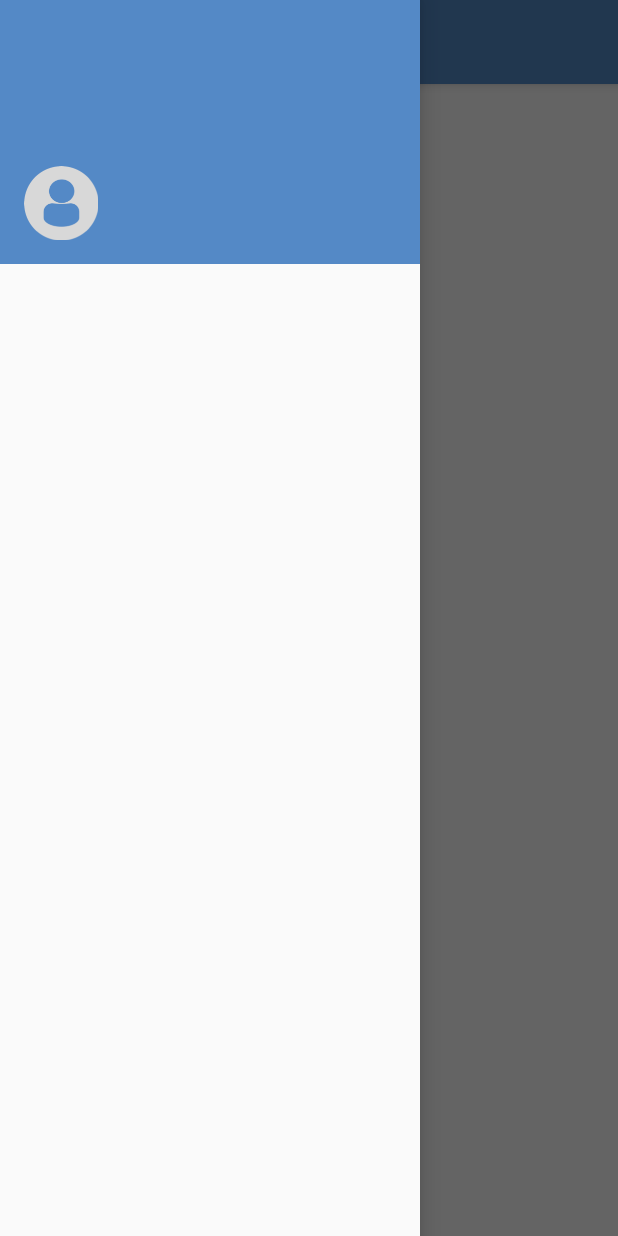
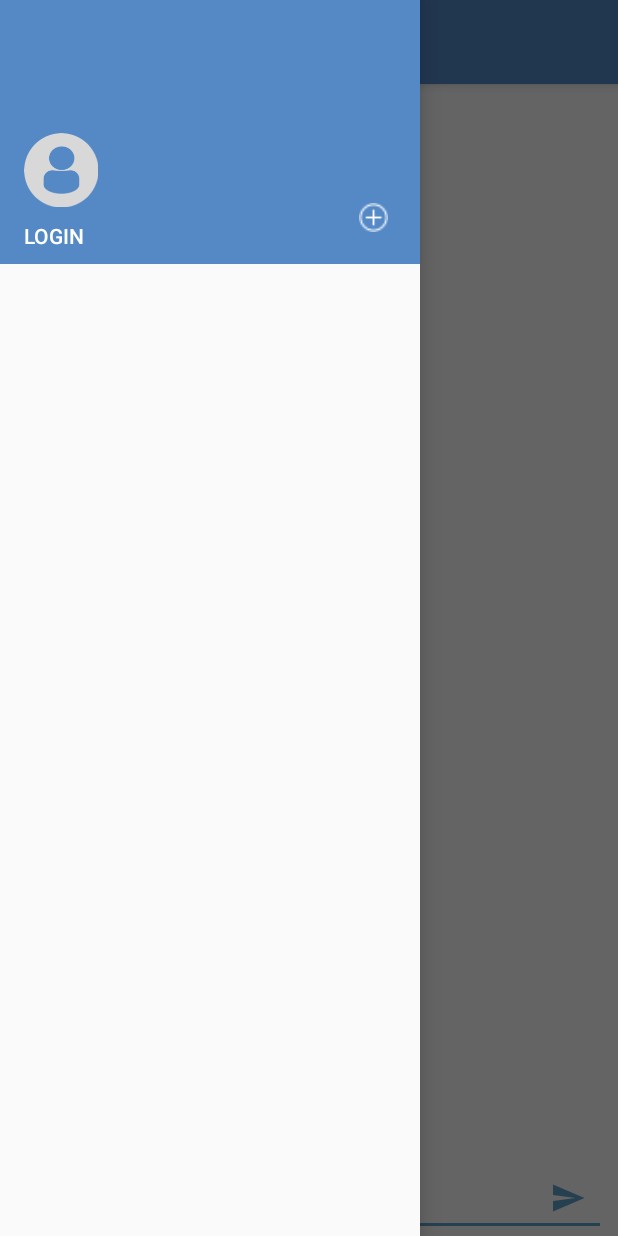
Before and after one commit to labelz/Smack, an Android app: the screen it shows after launch (MainActivity), with the side drawer open, on a phone screen of 412 x 824 dp. Run offline under Robolectric (Android 15) with nearby library versions, the phone set to English and light mode, and no system bars.

Commit message:
lesson 2

```diff
--- a/app/src/main/java/th/co/bluesharp/smack/MainActivity.kt
+++ b/app/src/main/java/th/co/bluesharp/smack/MainActivity.kt
@@ -8,6 +8,7 @@ import android.support.v7.app.ActionBarDrawerToggle
 import android.support.v7.app.AppCompatActivity
 import android.view.Menu
 import android.view.MenuItem
+import android.view.View
 import kotlinx.android.synthetic.main.activity_main.*
 import kotlinx.android.synthetic.main.app_bar_main.*
 
@@ -36,5 +37,16 @@ class MainActivity : AppCompatActivity() {
         }
     }
 
+    fun loginBtnNavClicked(view: View){
+
+    }
+
+    fun addBtnNavClicked(view:View){
+
+    }
+
+    fun sendMsgBtnClicked(view:View){
+
+    }
 
 }
--- a/app/src/main/res/layout/content_main.xml
+++ b/app/src/main/res/layout/content_main.xml
@@ -10,12 +10,33 @@
         tools:context=".MainActivity">
 
     <TextView
-            android:layout_width="wrap_content"
+            android:layout_width="0dp"
             android:layout_height="wrap_content"
-            android:text="Hello World!"
-            app:layout_constraintBottom_toBottomOf="parent"
             app:layout_constraintLeft_toLeftOf="parent"
             app:layout_constraintRight_toRightOf="parent"
-            app:layout_constraintTop_toTopOf="parent"/>
+            app:layout_constraintTop_toTopOf="parent" android:textAlignment="center" tools:text="Please login"
+            android:id="@+id/mainChannelName"/>
+    <EditText
+            android:layout_width="0dp"
+            android:layout_height="wrap_content"
+            android:inputType="textMultiLine"
+            android:ems="10"
+            app:layout_constraintStart_toStartOf="parent" android:layout_marginStart="16dp"
+            app:layout_constraintBottom_toBottomOf="parent"
+            android:id="@+id/msgTextField" app:layout_constraintEnd_toEndOf="parent" android:layout_marginEnd="8dp"
+            android:hint="message:"/>
+    <ImageButton
+            android:layout_width="35dp"
+            android:layout_height="35dp" app:srcCompat="@drawable/ic_menu_send"
+            android:layout_marginEnd="16dp"
+            app:layout_constraintEnd_toEndOf="parent" android:id="@+id/sendMsgBtn" android:tint="@color/colorAccent"
+            app:layout_constraintBottom_toBottomOf="parent" android:layout_marginBottom="8dp"
+            android:background="@android:color/transparent" android:onClick="sendMsgBtnClicked"/>
+    <android.support.v7.widget.RecyclerView
+            android:layout_width="0dp"
+            android:layout_height="0dp" android:layout_marginTop="8dp"
+            app:layout_constraintTop_toBottomOf="@+id/mainChannelName"
+            app:layout_constraintBottom_toTopOf="@+id/msgTextField" app:layout_constraintStart_toStartOf="parent"
+            app:layout_constraintEnd_toEndOf="parent" android:id="@+id/msgListView"/>
 
 </android.support.constraint.ConstraintLayout>
--- a/app/src/main/res/layout/nav_header_main.xml
+++ b/app/src/main/res/layout/nav_header_main.xml
@@ -14,27 +14,45 @@
             android:paddingTop="@dimen/nav_header_vertical_spacing"
             app:srcCompat="@drawable/profiledefault"
             android:contentDescription="@string/nav_header_desc"
-            android:id="@+id/imageView"
+            android:id="@+id/userImageNavHeader"
             app:layout_constraintStart_toStartOf="parent"
-            android:layout_marginStart="16dp" app:layout_constraintBottom_toBottomOf="parent"
-            android:layout_marginBottom="16dp"/>
+            android:layout_marginStart="16dp"
+            android:layout_marginBottom="8dp" app:layout_constraintBottom_toTopOf="@+id/loginBtnNavHeader"/>
 
     <TextView
             android:layout_width="wrap_content"
             android:layout_height="wrap_content"
             android:paddingTop="@dimen/nav_header_vertical_spacing"
             android:textAppearance="@style/TextAppearance.AppCompat.Body1"
-            android:id="@+id/textView2"
-            tools:text="Achira" app:layout_constraintStart_toEndOf="@+id/imageView"
-            android:layout_marginStart="8dp" app:layout_constraintTop_toTopOf="@+id/imageView"
+            android:id="@+id/userNameNavHeader"
+            tools:text="Achira" app:layout_constraintStart_toEndOf="@+id/userImageNavHeader"
+            android:layout_marginStart="8dp" app:layout_constraintTop_toTopOf="@+id/userImageNavHeader"
     />
 
     <TextView
             android:layout_width="wrap_content"
             android:layout_height="wrap_content"
-            android:id="@+id/textView"
+            android:id="@+id/userEmailNavHeader"
             tools:text="achira@ggg.com"
-            app:layout_constraintTop_toBottomOf="@+id/textView2" app:layout_constraintStart_toEndOf="@+id/imageView"
+            app:layout_constraintTop_toBottomOf="@+id/userNameNavHeader"
+            app:layout_constraintStart_toEndOf="@+id/userImageNavHeader"
             android:layout_marginStart="8dp"/>
+    <Button
+            android:text="LOGIN"
+            android:layout_width="wrap_content"
+            android:layout_height="22dp"
+            android:id="@+id/loginBtnNavHeader"
+            app:layout_constraintStart_toStartOf="parent"
+            android:layout_marginStart="16dp" app:layout_constraintBottom_toBottomOf="parent"
+            android:layout_marginBottom="8dp" android:background="@android:color/transparent"
+            android:onClick="loginBtnNavClicked" android:textAlignment="viewStart"/>
+    <ImageButton
+            android:layout_width="30dp"
+            android:layout_height="30dp" app:srcCompat="@drawable/addchannelbutton"
+            app:layout_constraintBottom_toBottomOf="parent" android:layout_marginEnd="16dp"
+            app:layout_constraintEnd_toEndOf="parent" android:layout_marginBottom="16dp"
+            android:id="@+id/addBtnNavHeader"
+            android:background="@android:color/transparent" android:scaleType="fitXY" android:padding="5dp"
+            android:onClick="addBtnNavClicked"/>
 
 </android.support.constraint.ConstraintLayout>
--- a/app/src/main/res/values/colors.xml
+++ b/app/src/main/res/values/colors.xml
@@ -2,5 +2,5 @@
 <resources>
     <color name="colorPrimary">#5489C6</color>
     <color name="colorPrimaryDark">#548936</color>
-    <color name="colorAccent">#5EA0C9</color>
+    <color name="colorAccent">#5ea0c9</color>
 </resources>
```
